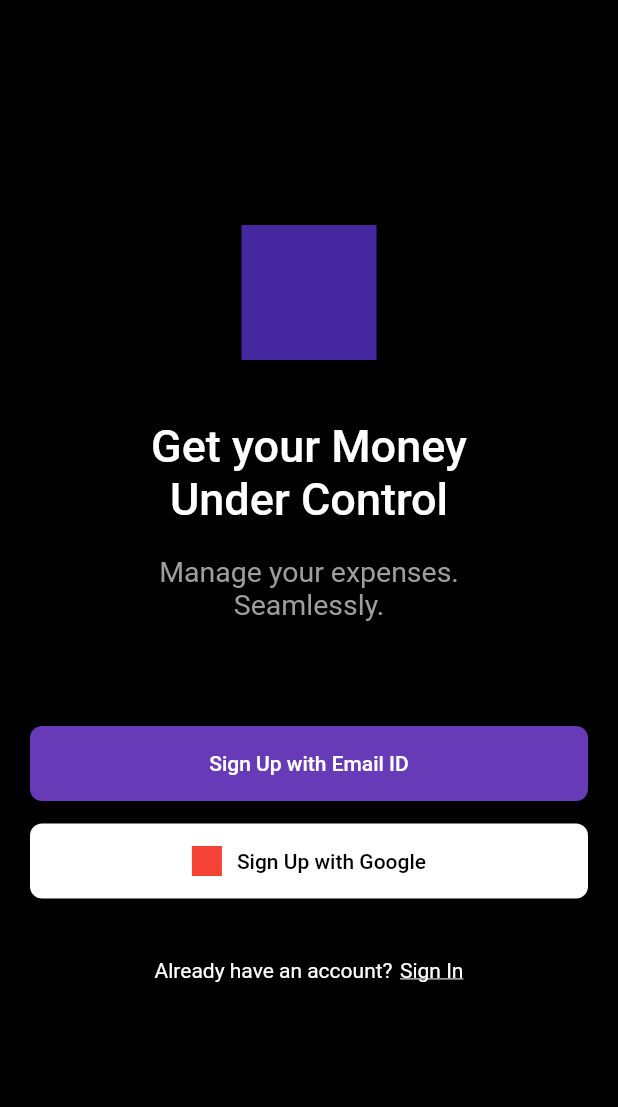
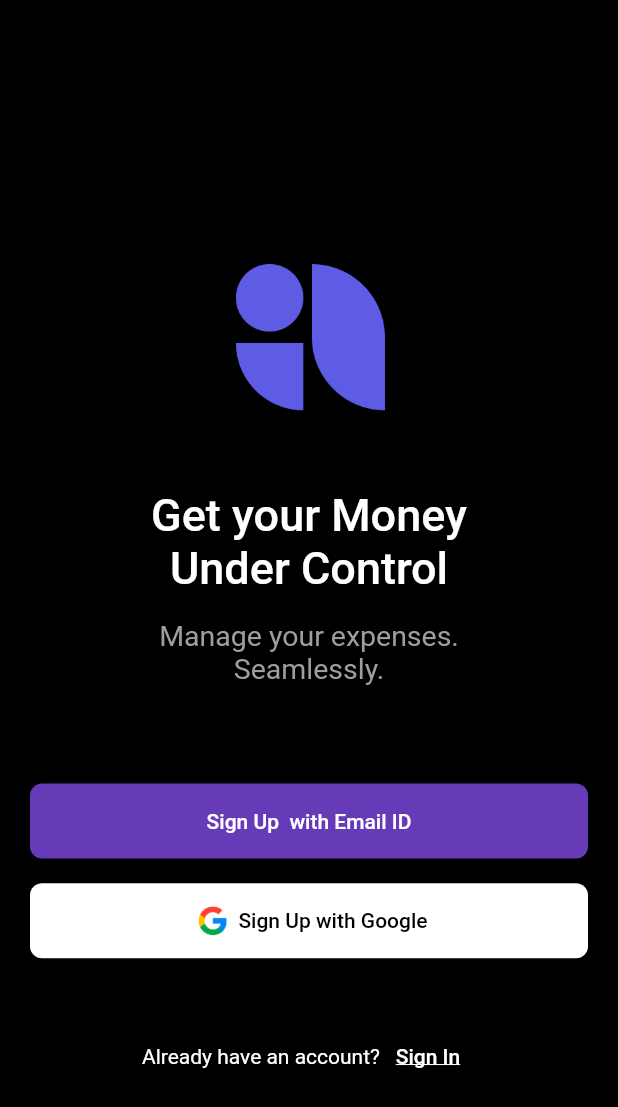
Before and after one commit to Paulo-Gouvea/mockup_01_flutter, a Flutter app: the screen it shows after launch, on a phone screen of 412 x 824 dp. Shown: the top 1107 px of the screen. Run offline on Flutter 3.47's test engine with Material 2 defaults, Android fonts, the phone set to English and light mode, and no system bars.

Commit message:
feat: mobile screen finished.

```diff
--- a/lib/pages/home_page.dart
+++ b/lib/pages/home_page.dart
@@ -11,41 +11,46 @@ class MyHomePage extends StatelessWidget {
 
   @override
   Widget build(BuildContext context) {
+    final mediaQuery = MediaQuery.of(context);
+    final screen = mediaQuery.size;
+    final width = screen.width;
+    final height = screen.height;
+
     return Scaffold(
       body: Container(
-        width: MediaQuery.of(context).size.width,
-        height: MediaQuery.of(context).size.height,
-        padding: const EdgeInsets.only(top: 150),
+        width: width,
+        height: height,
+        padding: EdgeInsets.only(top: height * 0.2),
         color: Colors.black,
         child: Column(
           children: [
             const Logo(),
             Container(
-              margin: const EdgeInsets.only(top: 40),
+              margin: EdgeInsets.only(top: height * 0.05),
               child: Column(
                 children: [
                   const MainText(),
                   Container(
-                    margin: const EdgeInsets.only(top: 20),
+                    margin: EdgeInsets.only(top: height * 0.02),
                     child: const SubText(),
                   )
                 ],
               ),
             ),
             Container(
-              margin: const EdgeInsets.only(top: 70),
+              margin: EdgeInsets.only(top: height * 0.08),
               child: Column(
                 children: [
                   const EmailButton(),
                   Container(
-                    margin: const EdgeInsets.only(top: 15),
+                    margin: EdgeInsets.only(top: height * 0.02),
                     child: const GoogleButton(),
                   )
                 ],
               ),
             ),
             Container(
-              margin: const EdgeInsets.only(top: 40),
+              margin: EdgeInsets.only(top: height * 0.05),
               child: const SignIn()
             ),
           ],
--- a/lib/shared/components/email_button/email_button.dart
+++ b/lib/shared/components/email_button/email_button.dart
@@ -1,5 +1,3 @@
-import 'dart:ui';
-
 import 'package:flutter/material.dart';
 
 class EmailButton extends StatelessWidget {
@@ -7,21 +5,26 @@ class EmailButton extends StatelessWidget {
 
   @override
   Widget build(BuildContext context) {
-    return Container(
-      width: MediaQuery.of(context).size.width - 40,
-      height: 50,
-      decoration: BoxDecoration(
-        color: Colors.deepPurple[500],
-        borderRadius: BorderRadius.circular(8),
+    return ElevatedButton(
+      style: ElevatedButton.styleFrom(
+        primary: Colors.deepPurple[500],
+        fixedSize: Size(
+          MediaQuery.of(context).size.width - 40,
+          50
+        ),
+        shape: RoundedRectangleBorder(
+          borderRadius: BorderRadius.circular(8)
+        )
       ),
+      onPressed: (() {}),
       child: const Center(
         child: Text(
-          'Sign Up with Email ID',
+          'Sign Up  with Email ID',
           style: TextStyle(
             color: Colors.white,
             fontWeight: FontWeight.w500
           ),
-        )
+        ),
       ),
     );
   }
--- a/lib/shared/components/google_button/google_button.dart
+++ b/lib/shared/components/google_button/google_button.dart
@@ -3,24 +3,32 @@ import 'package:flutter/material.dart';
 class GoogleButton extends StatelessWidget {
   const GoogleButton({Key? key}) : super(key: key);
 
+  final googleImg = 'lib/shared/assets/google_icon.png';
+
   @override
   Widget build(BuildContext context) {
-    return Container(
-      width: MediaQuery.of(context).size.width - 40,
-      height: 50,
-      decoration: BoxDecoration(
-        color: Colors.white,
-        borderRadius: BorderRadius.circular(8),
+    return ElevatedButton(
+      style: ElevatedButton.styleFrom(
+        primary: Colors.white,
+        fixedSize: Size(
+          MediaQuery.of(context).size.width - 40,
+          50
         ),
-      child: Center(
+        shape: RoundedRectangleBorder(
+          borderRadius: BorderRadius.circular(8)
+        )
+      ),
+      onPressed: (() {}),
       child: Row(
         mainAxisAlignment: MainAxisAlignment.center,
         children: [
           Container(
-              width: 20,
-              height: 20,
-              color: Colors.red,
-              margin: const EdgeInsets.only(right: 10),
+            margin: const EdgeInsets.only(right: 2),
+            child: Image(
+              width: 30,
+              height: 30,
+              image: AssetImage(googleImg),
+            ),
           ),
           const Text(
             'Sign Up with Google',
@@ -31,7 +39,6 @@ class GoogleButton extends StatelessWidget {
           )
         ],
       )
-      ),
     );
   }
 }
--- a/lib/shared/components/logo/logo.dart
+++ b/lib/shared/components/logo/logo.dart
@@ -3,12 +3,14 @@ import 'package:flutter/material.dart';
 class Logo extends StatelessWidget  {
   const Logo({Key? key}) : super(key: key);
 
+  final logoImg = 'lib/shared/assets/logo.png';
+
   @override
   Widget build(BuildContext context) {
-    return Container(
-      height: 90,
-      width: 90,
-      color: Colors.deepPurple[800],
+    return Image(
+      image: AssetImage(logoImg),
+      height: 120,
+      width: 120
     );
   }
 }
--- a/lib/shared/components/sign_in/sign_in.dart
+++ b/lib/shared/components/sign_in/sign_in.dart
@@ -14,16 +14,16 @@ class SignIn extends StatelessWidget {
             color: Colors.white
           ),
         ),
-        Container(
-          margin: const EdgeInsets.only(left: 5),
+        TextButton(
           child: const Text(
-          'Sign In',
-          style: TextStyle(
-            color: Colors.white,
-            decoration: TextDecoration.underline
+            'Sign In',
+            style: TextStyle(
+              color: Colors.white,
+              decoration: TextDecoration.underline
+            ),
           ),
+          onPressed: () {},
         ),
-        )
       ],
     );
   }
--- a/pubspec.yaml
+++ b/pubspec.yaml
@@ -58,9 +58,8 @@ flutter:
   uses-material-design: true
 
   # To add assets to your application, add an assets section, like this:
-  # assets:
-  #   - images/a_dot_burr.jpeg
-  #   - images/a_dot_ham.jpeg
+  assets:
+    - lib/shared/assets/
 
   # An image asset can refer to one or more resolution-specific "variants", see
   # https://flutter.dev/assets-and-images/#resolution-aware
```
Also changed, not shown: lib/shared/assets/google_icon.png (added), lib/shared/assets/logo.png (added). Lines whose indentation alone changed are shown as unchanged.
